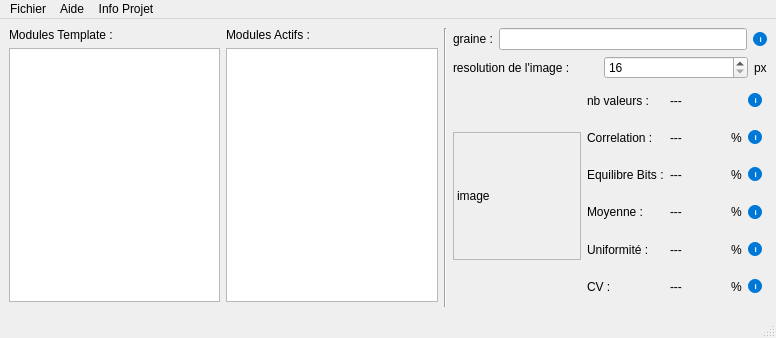
Qt form FichiersQT/mainwindow.ui (erreur130/Editeur_Nombres_Aleatoire) before a commit.
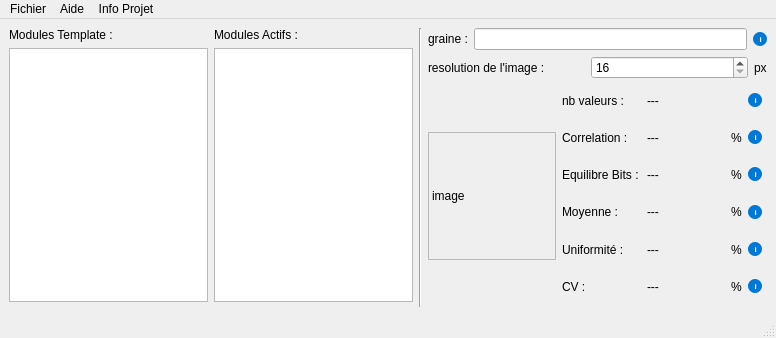
The same form after that commit. Custom widgets are drawn as their Qt base class.

```diff
--- a/FichiersQT/mainwindow.ui
+++ b/FichiersQT/mainwindow.ui
@@ -212,7 +212,7 @@
            <number>16</number>
           </property>
           <property name="maximum">
-           <number>1024</number>
+           <number>512</number>
           </property>
          </widget>
         </item>
@@ -738,7 +738,7 @@
             </property>
             <property name="sizeHint" stdset="0">
              <size>
-              <width>175</width>
+              <width>200</width>
               <height>5</height>
              </size>
             </property>
```
